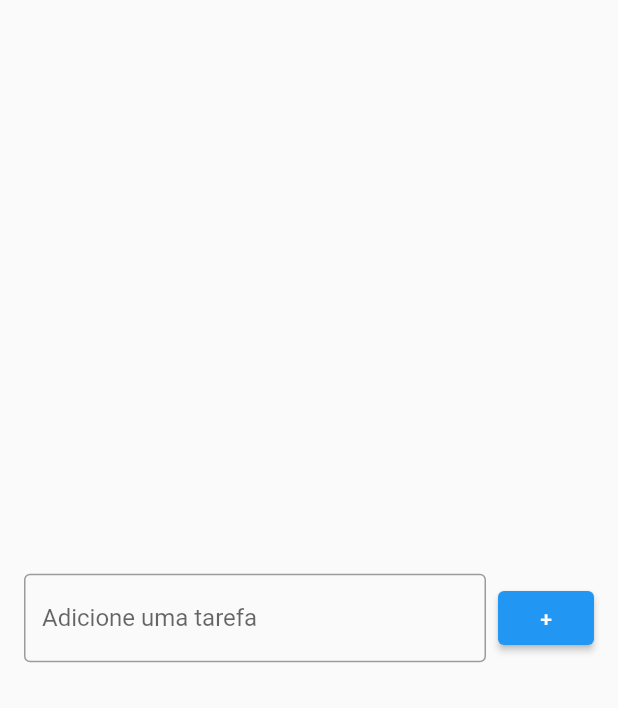
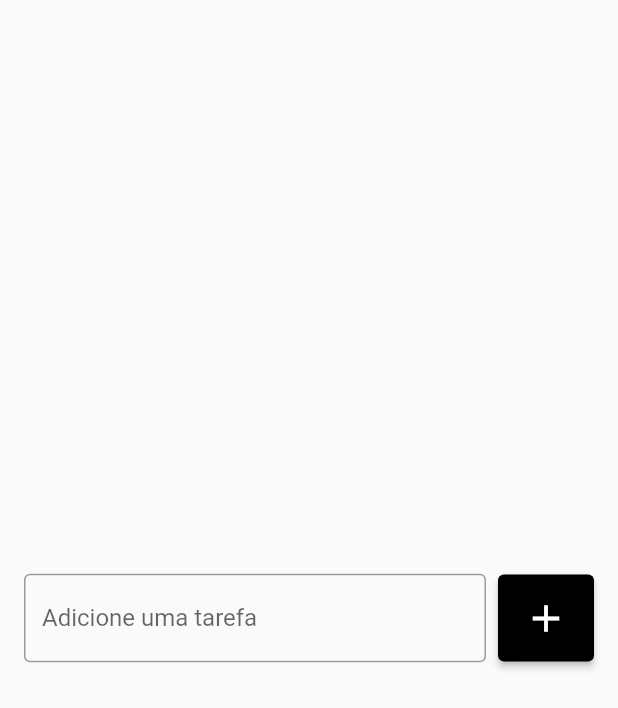
Before and after one commit to Willian000067/todo_list, a Flutter app: the screen it shows after launch, on a phone screen of 412 x 824 dp. Shown: the top 708 px of the screen. Run offline on Flutter 3.47's test engine with Material 2 defaults, Android fonts, the phone set to English and light mode, and no system bars.

Commit message:
Personalizando_botao

```diff
--- a/lib/pages/todo_list_page.dart
+++ b/lib/pages/todo_list_page.dart
@@ -27,7 +27,14 @@ class TodoListPage extends StatelessWidget {
                       8), // Para separa um componente do outro com um espaço no meio.
               ElevatedButton(
                 onPressed: () {},
-                child: Text('+'),
+                style: ElevatedButton.styleFrom(
+                  primary: Colors.black,
+                  padding: EdgeInsets.all(14),
+                ),
+                child: Icon(
+                  Icons.add,
+                  size: 30,
+                ),
               ),
             ],
           ),
```
